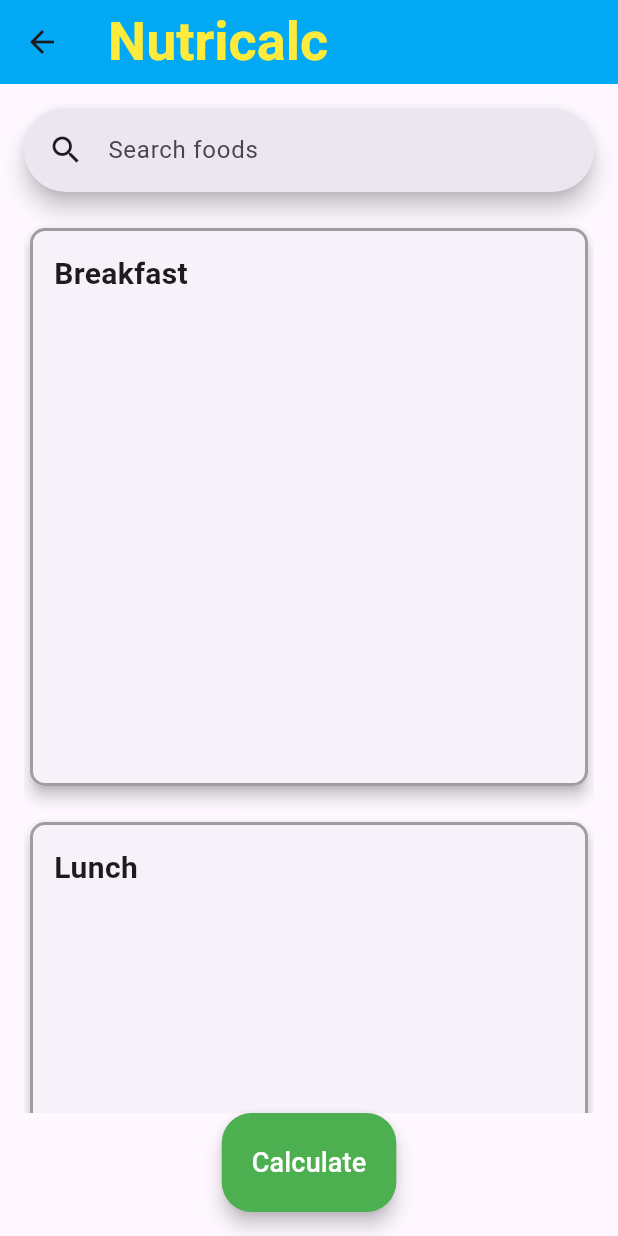
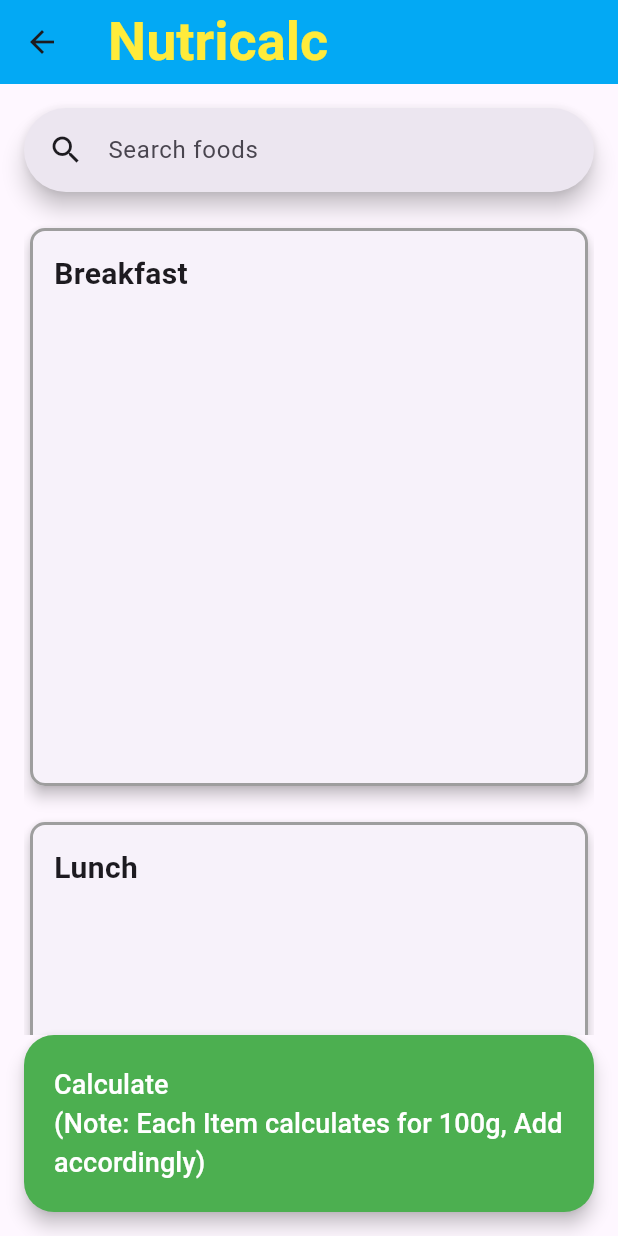
Before and after one commit to VenkatKaushal/App-Development-Project__Frontend, a Flutter app: the Nutricalc screen opened directly, on a phone screen of 412 x 824 dp. Run offline on Flutter 3.47's test engine with Material 3 defaults, Android fonts, the phone set to English and light mode, and no system bars; our stand-ins replace fl_chart, flutter_secure_storage, hive, hive_flutter, shared_preferences; accounts and stored records are empty.

Commit message:
Resolve Production bug

```diff
--- a/lib/screens/Nutricalcfinal.dart
+++ b/lib/screens/Nutricalcfinal.dart
@@ -153,7 +153,7 @@ class _Nutricalcstate extends State<Nutricalc> {
                 ),
               ),
               child: const Text(
-                'Calculate',
+                'Calculate\n(Note: Each Item calculates for 100g, Add accordingly)',
                 style: TextStyle(color: Colors.white, fontSize: 18),
               ),
             ),
@@ -277,7 +277,45 @@ enum Foods {
   Idli('Idli'),
   Bananachips('Banana Chips'),
   MasalaDosa('Masala Dosa'),
-  Chickencurry('Chicken Curry');
+  Chickencurry('Chicken Curry'),
+  Chickenbiryani('Chickenbiryani'),
+  Butterchicken('Butterchicken'),
+  Fishcurry('Fishcurry'),
+  egg('egg'),
+  Tea('Tea'),
+  Coffee('Coffee'),
+  lemonade('lemonade'),
+  Aampanna('Aampanna'),
+  Coconutwater('Coconutwater'),
+  Herbaltea('Herbaltea'),
+  Ladoo('Ladoo'),
+  Barfi('Barfi'),
+  Kulfi('Kulfi'),
+  Potato('Potato'),
+  Onion('Onion'),
+  Tomatoes('Tomatoes'),
+  Brinjal('Brinjal'),
+  Carrots('Carrots'),
+  Cauliflower('Cauliflower'),
+  ladyfinger('ladyfinger'),
+  Cabbage('Cabbage'),
+  Greenpeas('Greenpeas'),
+  Radish('Radish'),
+  Spinach('Spinach'),
+  Sweetpotato('Sweetpotato'),
+  Cucumber('Cucumber'),
+  Capsicum('Capsicum'),
+  Springonion('Springonion'),
+  Bread('Bread'),
+  PalakPaneer('PalakPaneer'),
+  Vegetablecurry('Vegetablecurry'),
+  Tomatosoup('Tomatosoup'),
+  Vegetablesoup('Vegetablesoup'),
+  Upma('Upma'),
+  Sambhar('Sambhar'),
+  VegetableBiryani('VegetableBiryani'),
+  Phirni('Phirni'),
+  ChannaSaag('ChannaSaag');
 
   const Foods(this.label);
   final String label;
```
Also changed, not shown: 1 other file.
